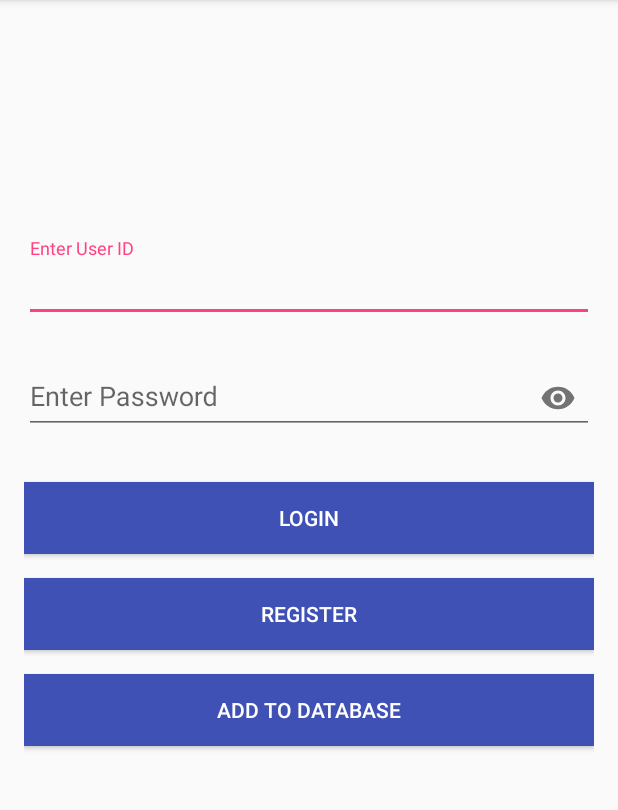
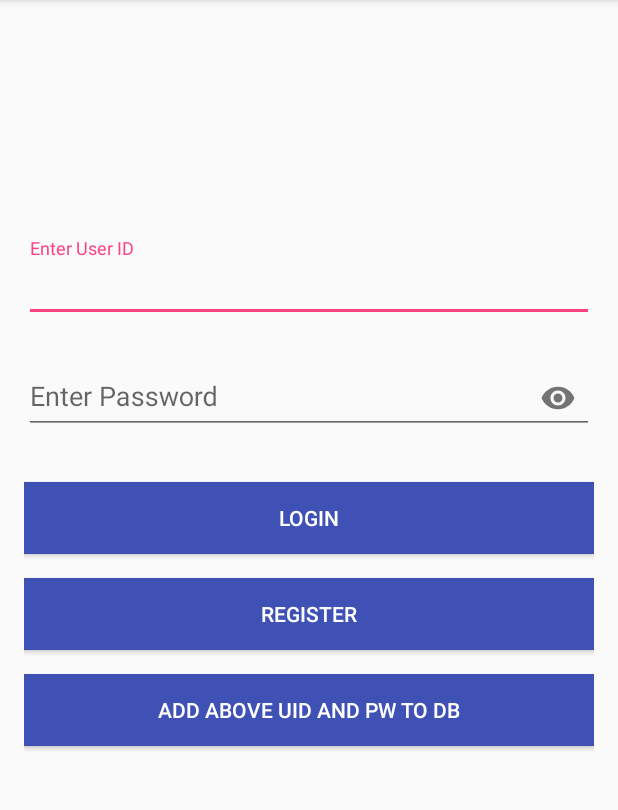
Before and after one commit to ATOMWR/ATOM, an Android app: the screen it shows after launch (MainActivity), on a phone screen of 412 x 824 dp, the part 84-894 px from its top. Run offline under Robolectric (Android 15) with nearby library versions, the phone set to English and light mode, and no system bars.

Commit message:
Add logic to insert dummy data in database

```diff
--- a/app/src/main/res/layout/activity_main.xml
+++ b/app/src/main/res/layout/activity_main.xml
@@ -73,7 +73,7 @@
             android:layout_height="wrap_content"
             android:layout_marginTop="16dp"
             android:background="@color/colorPrimary"
-            android:text="Add to database"
+            android:text="Add above UID and PW to DB"
             android:textColor="#FFFFFF" />
 
         <ProgressBar
```
Also changed, not shown: app/src/main/java/com/example/akav/atom/MainActivity.java (+10 -2 lines).
